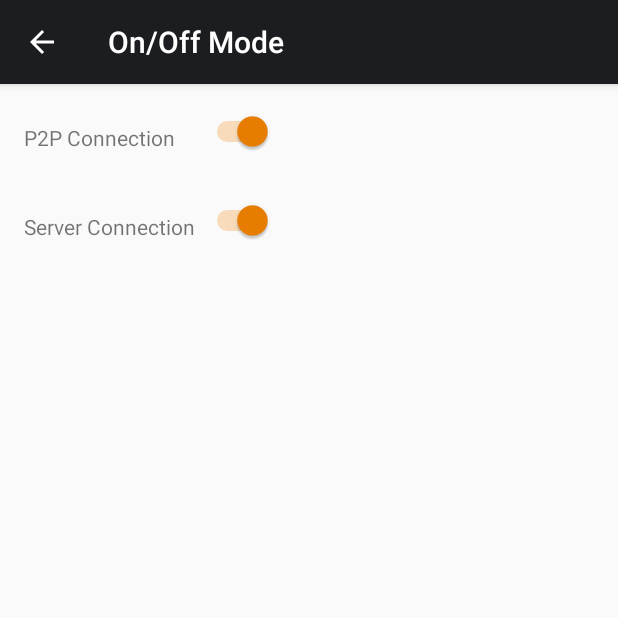
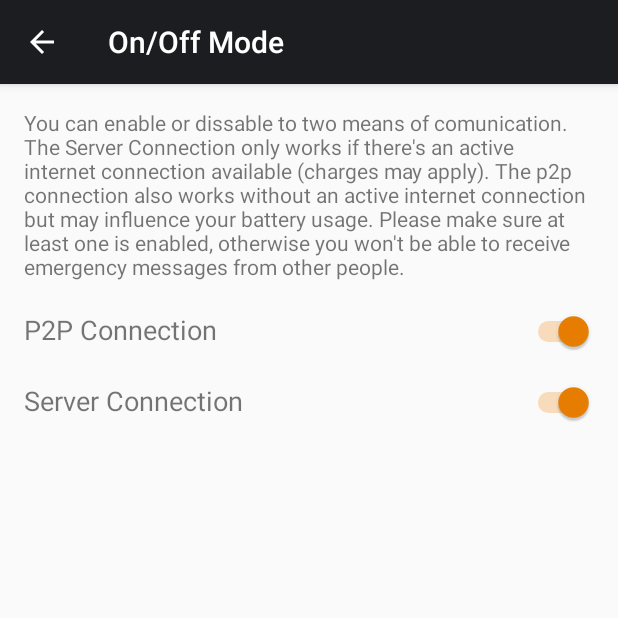
Before and after one commit to huoxiaoyao/Save_My_Ass, an Android app: the screen it shows after launch (On_OffMode), after a tap on "Online/Offline Mode", on a phone screen of 412 x 824 dp, the top half of it. Run offline under Robolectric (Android 15) with nearby library versions, the phone set to English and light mode, and no system bars; libraries missing offline, so code that uses them is left out: com.github.paolorotolo.appintro; 3 other taps on this screen came first.

Commit message:
added check if location service is enabled when starting the main activity

```diff
--- a/SaveMyAss/app/src/main/java/ch/ethz/inf/vs/a4/savemyass/MainActivity.java
+++ b/SaveMyAss/app/src/main/java/ch/ethz/inf/vs/a4/savemyass/MainActivity.java
@@ -10,8 +10,10 @@ import android.content.Intent;
 import android.content.IntentFilter;
 import android.content.SharedPreferences;
 import android.content.pm.PackageManager;
+import android.location.LocationManager;
 import android.os.Bundle;
 import android.preference.PreferenceManager;
+import android.provider.Settings;
 import android.support.design.widget.NavigationView;
 import android.support.v4.app.ActivityCompat;
 import android.support.v4.content.ContextCompat;
@@ -26,7 +28,6 @@ import android.view.Menu;
 import android.view.MenuItem;
 import android.view.View;
 import android.widget.Button;
-import android.widget.ProgressBar;
 import android.widget.Toast;
 
 import ch.ethz.inf.vs.a4.savemyass.Centralized.Config;
@@ -43,16 +44,12 @@ public class MainActivity extends AppCompatActivity
 
     private BroadcastReceiver RegistrationBroadcastReceiver;
 
-    private ProgressBar RegistrationProgressBar;
-
     @Override
     protected void onCreate(Bundle savedInstanceState) {
         super.onCreate(savedInstanceState);
         setContentView(R.layout.activity_main);
 
-        // dummy log for development purposes
-        //log = (TextView) findViewById(R.id.log);
-
+        // Android 6+ permission checks...
         boolean location, contacts;
         location = ContextCompat.checkSelfPermission(this, Manifest.permission.ACCESS_FINE_LOCATION)
                 == PackageManager.PERMISSION_GRANTED;
@@ -99,7 +96,53 @@ public class MainActivity extends AppCompatActivity
             Intent i = new Intent(getApplicationContext(), Intro.class);
             startActivity(i);
         }
+    }
 
+    @Override
+    protected void onStart() {
+        // check if location service is enabled, otherwise guide the user to the respective settings
+        LocationManager lm = (LocationManager) getSystemService(Context.LOCATION_SERVICE);
+        boolean gps_enabled = false;
+
+        try {
+            gps_enabled = lm.isProviderEnabled(LocationManager.GPS_PROVIDER);
+        } catch(Exception ex) {
+            ex.printStackTrace();
+        }
+
+        if(!gps_enabled) {
+            // notify user
+            AlertDialog.Builder dialog = new AlertDialog.Builder(this);
+            dialog.setMessage(getString(R.string.gps_network_not_enabled));
+            dialog.setPositiveButton(getString(R.string.open_location_settings), new DialogInterface.OnClickListener() {
+                @Override
+                public void onClick(DialogInterface paramDialogInterface, int paramInt) {
+                    Intent i = new Intent( Settings.ACTION_LOCATION_SOURCE_SETTINGS);
+                    startActivity(i);
+                }
+            });
+            dialog.setNegativeButton(getString(R.string.dont_open_location_settings), new DialogInterface.OnClickListener() {
+                @Override
+                public void onClick(DialogInterface paramDialogInterface, int paramInt) {
+                    finish();
+                }
+            });
+            dialog.show();
+        }
+        super.onStart();
+    }
+
+    @Override
+    protected void onResume() {
+        super.onResume();
+        LocalBroadcastManager.getInstance(this).registerReceiver(RegistrationBroadcastReceiver,
+                new IntentFilter(Config.REGISTRATION_COMPLETE_BROADCAST));
+    }
+
+    @Override
+    protected void onPause() {
+        LocalBroadcastManager.getInstance(this).unregisterReceiver(RegistrationBroadcastReceiver);
+        super.onPause();
     }
 
     @Override
@@ -146,23 +189,6 @@ public class MainActivity extends AppCompatActivity
         }
     }
 
-    @Override
-    protected void onStart() {
-        super.onStart();
-    }
-
-    @Override
-    protected void onResume() {
-        super.onResume();
-        LocalBroadcastManager.getInstance(this).registerReceiver(RegistrationBroadcastReceiver,
-                new IntentFilter(Config.REGISTRATION_COMPLETE_BROADCAST));
-    }
-
-    @Override
-    protected void onPause() {
-        LocalBroadcastManager.getInstance(this).unregisterReceiver(RegistrationBroadcastReceiver);
-        super.onPause();
-    }
 
     @Override
     public void onBackPressed() {
--- a/SaveMyAss/app/src/main/res/layout/content_on__off_mode.xml
+++ b/SaveMyAss/app/src/main/res/layout/content_on__off_mode.xml
@@ -1,7 +1,8 @@
 <?xml version="1.0" encoding="utf-8"?>
-<RelativeLayout xmlns:android="http://schemas.android.com/apk/res/android"
+<LinearLayout xmlns:android="http://schemas.android.com/apk/res/android"
     xmlns:tools="http://schemas.android.com/tools"
     xmlns:app="http://schemas.android.com/apk/res-auto" android:layout_width="match_parent"
+    android:orientation="vertical"
     android:layout_height="match_parent" android:paddingLeft="@dimen/activity_horizontal_margin"
     android:paddingRight="@dimen/activity_horizontal_margin"
     android:paddingTop="@dimen/activity_vertical_margin"
@@ -11,35 +12,54 @@
     tools:context="ch.ethz.inf.vs.actionbartest.On_OffMode">
 
     <TextView
-        android:layout_marginTop="10dp"
+        android:layout_width="wrap_content"
+        android:layout_height="wrap_content"
+        android:textAppearance="?android:attr/textAppearanceSmall"
+        android:text="@string/on_off_mode_description"
+        android:id="@+id/textView3"
+        android:layout_marginBottom="20dp" />
+
+    <LinearLayout
+        android:orientation="horizontal"
+        android:layout_width="fill_parent"
+        android:layout_height="wrap_content"
+        android:layout_marginBottom="20dp">
+
+        <TextView
             android:layout_width="fill_parent"
             android:layout_height="wrap_content"
             android:text="P2P Connection"
-        android:id="@+id/textView" />
+            android:id="@+id/textView"
+            android:layout_weight="1"
+            android:textSize="@dimen/abc_text_size_medium_material" />
+
         <Switch
-        android:layout_width="wrap_content"
+            android:layout_width="fill_parent"
             android:layout_height="wrap_content"
-        android:id="@+id/serverConnection"
-        android:layout_alignBottom="@+id/textView2"
-        android:layout_alignParentStart="true"
-        android:layout_marginStart="118dp"
-        android:checked="false" />
+            android:id="@+id/p2pConnection"
+            android:checked="false"
+            android:layout_weight="1" />
+    </LinearLayout>
+
+    <LinearLayout
+        android:orientation="horizontal"
+        android:layout_width="fill_parent"
+        android:layout_height="wrap_content">
 
         <TextView
             android:layout_width="fill_parent"
             android:layout_height="wrap_content"
             android:text="Server Connection"
             android:id="@+id/textView2"
-        android:layout_below="@+id/textView"
-        android:layout_alignParentStart="true"
-        android:layout_marginTop="40dp" />
+            android:textSize="@dimen/abc_text_size_medium_material"
+            android:layout_weight="1" />
 
         <Switch
-        android:layout_width="wrap_content"
+            android:layout_width="fill_parent"
             android:layout_height="wrap_content"
-        android:id="@+id/p2pConnection"
-        android:layout_alignBottom="@+id/textView"
-        android:layout_alignStart="@+id/serverConnection"
-        android:checked="false" />
+            android:id="@+id/serverConnection"
+            android:checked="false"
+            android:layout_weight="1" />
+    </LinearLayout>
 
-</RelativeLayout>
+</LinearLayout>
--- a/SaveMyAss/app/src/main/res/values/strings.xml
+++ b/SaveMyAss/app/src/main/res/values/strings.xml
@@ -21,4 +21,8 @@
     <string name="message_prefix">Message:&#160;</string>
     <string name="alarm_triggered_notification">Somebody near to you needs help!</string>
     <string name="person_in_need_of_help_map_info">person in need of help</string>
+    <string name="gps_network_not_enabled">In order for our app to work, you need to enable location services in the settings</string>
+    <string name="open_location_settings">go to location settings</string>
+    <string name="dont_open_location_settings">close app</string>
+    <string name="on_off_mode_description">You can enable or dissable to two means of comunication. The Server Connection only works if there\'s an active internet connection available (charges may apply). The p2p connection also works without an active internet connection but may influence your battery usage. Please make sure at least one is enabled, otherwise you won\'t be able to receive emergency messages from other people.</string>
 </resources>
```
Lines whose indentation alone changed are shown as unchanged.
